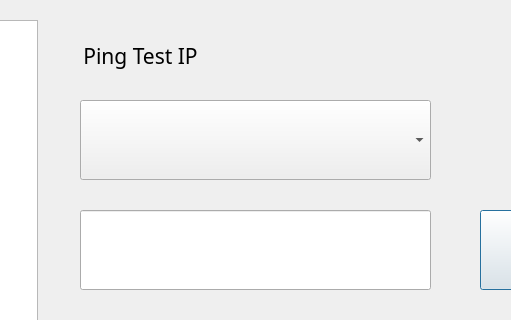
First picture: the form in pingtest.ui, repository topgun630831/new_tmsview_git, before the edit; both pictures show x 400 to 911 and y 0 to 320 of the 1507 by 714 pixel window.
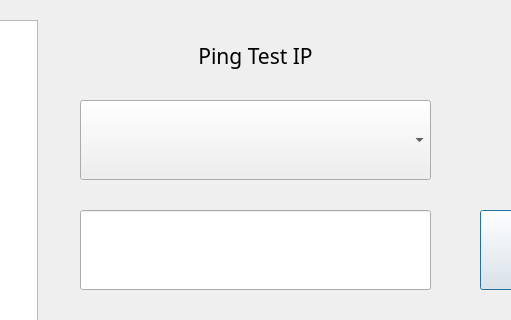
Second picture: the form after the edit. Custom widgets are drawn as their Qt base class.

What changed in the file:
```diff
--- a/pingtest.ui
+++ b/pingtest.ui
@@ -94,7 +94,7 @@
     <rect>
      <x>480</x>
      <y>20</y>
-     <width>121</width>
+     <width>351</width>
      <height>71</height>
     </rect>
    </property>
```
